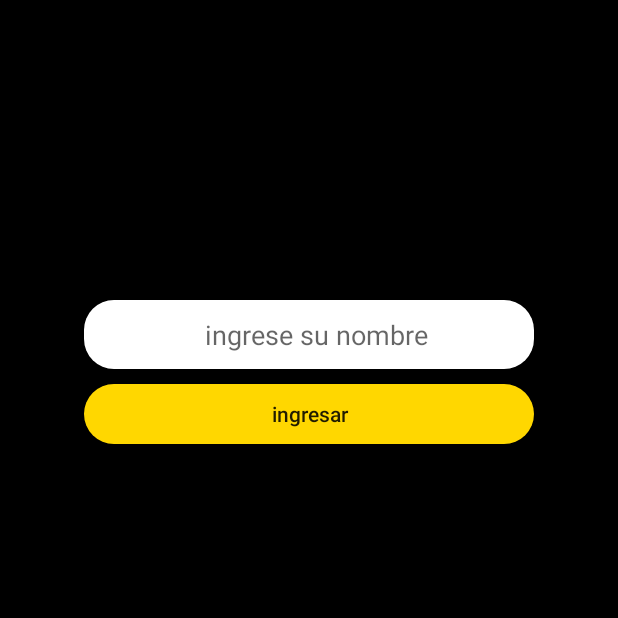
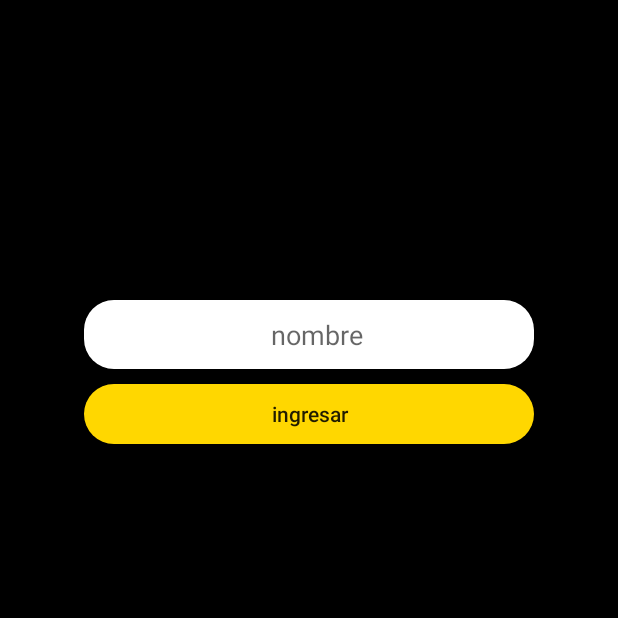
Before and after one commit to Claud-dws/Intent, an Android app: the screen it shows after launch (MainActivity), on a phone screen of 412 x 824 dp, the top half of it. Run offline under Robolectric (Android 15) with nearby library versions, the phone set to English and light mode, and no system bars.

Commit message:
Cambio de hint a "nombre"

```diff
--- a/app/src/main/res/layout/activity_main.xml
+++ b/app/src/main/res/layout/activity_main.xml
@@ -16,7 +16,7 @@
         android:autofillHints=""
         android:gravity="center"
         android:background="@drawable/edit_round"
-        android:hint="ingrese su nombre"
+        android:hint="nombre"
         android:inputType="textPersonName"
         android:paddingLeft="10dp"
         android:selectAllOnFocus="false"
```
